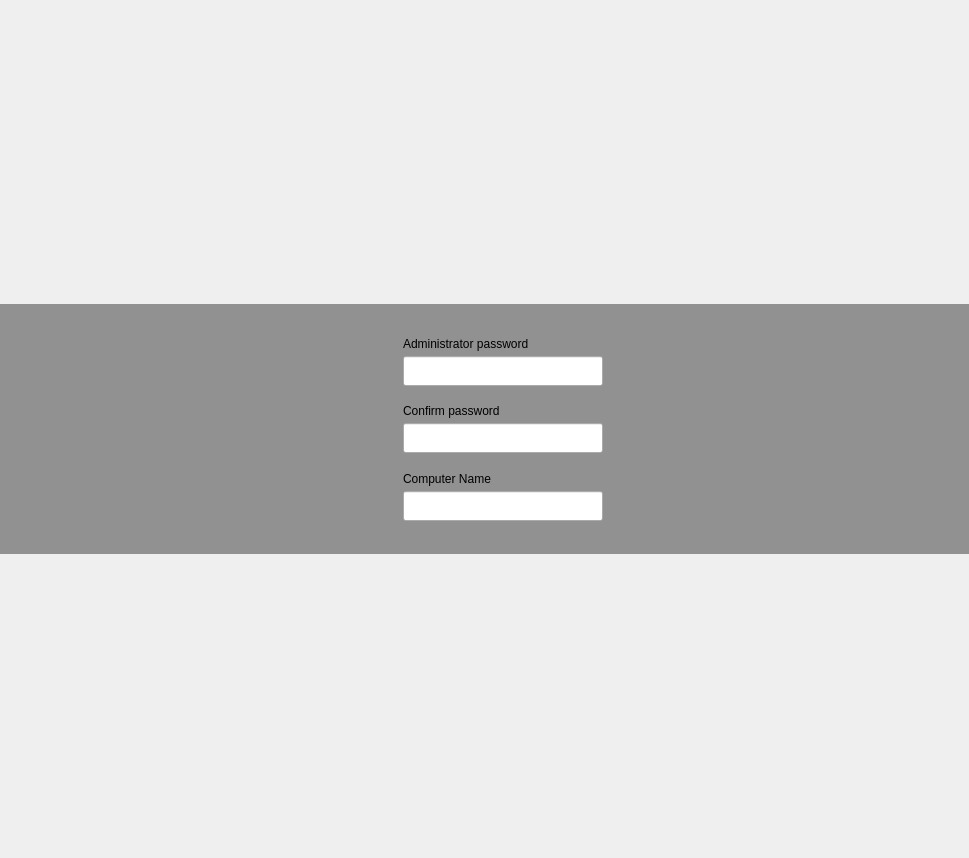
Above: yali/gui/Ui/rootpasswidget.ui from dadas45li/yali before the change. Below: the same form after it.
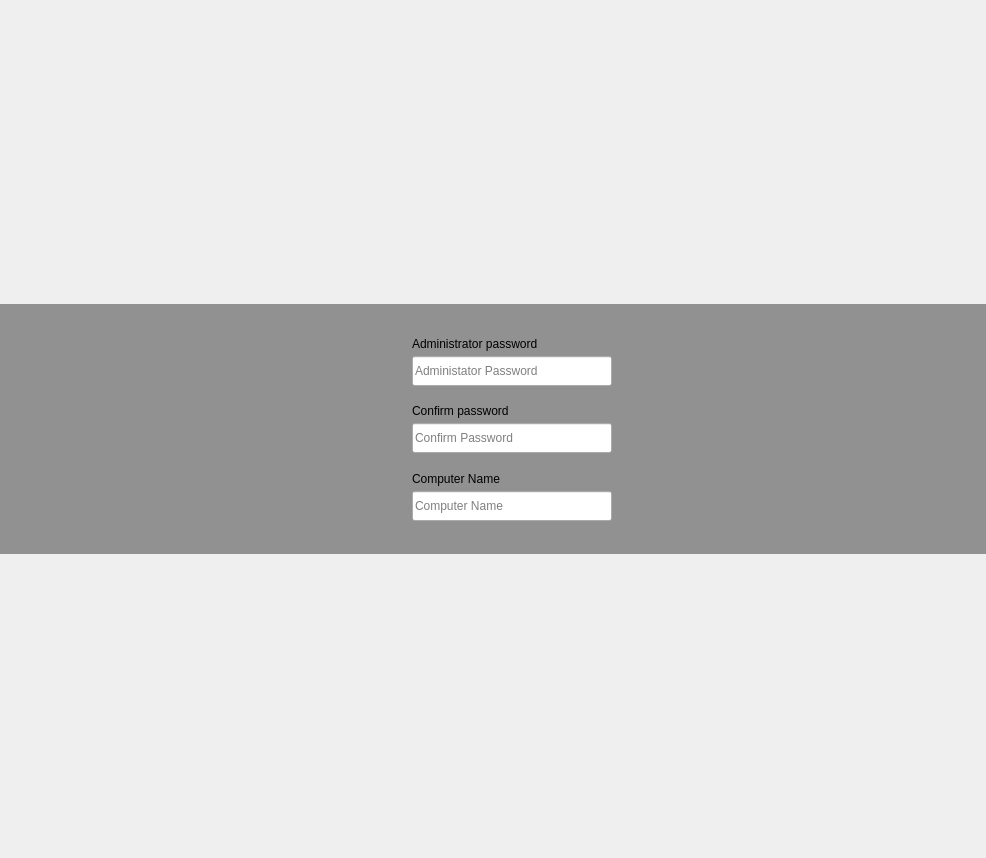
That is the form after the change. Icons and pictures are not drawn.

What changed in the file:
```diff
--- a/yali/gui/Ui/rootpasswidget.ui
+++ b/yali/gui/Ui/rootpasswidget.ui
@@ -6,7 +6,7 @@
    <rect>
     <x>0</x>
     <y>0</y>
-    <width>969</width>
+    <width>986</width>
     <height>858</height>
    </rect>
   </property>
@@ -168,7 +168,7 @@
             <enum>QLineEdit::Password</enum>
            </property>
            <property name="placeholderText">
-            <string/>
+            <string>Administator Password</string>
            </property>
           </widget>
          </item>
@@ -222,7 +222,7 @@
             <enum>QLineEdit::Password</enum>
            </property>
            <property name="placeholderText">
-            <string/>
+            <string>Confirm Password</string>
            </property>
           </widget>
          </item>
@@ -270,7 +270,7 @@
             <string/>
            </property>
            <property name="placeholderText">
-            <string/>
+            <string>Computer Name</string>
            </property>
           </widget>
          </item>
```
Left out of the diff: 2 changed lines with no effect on the pictures.
